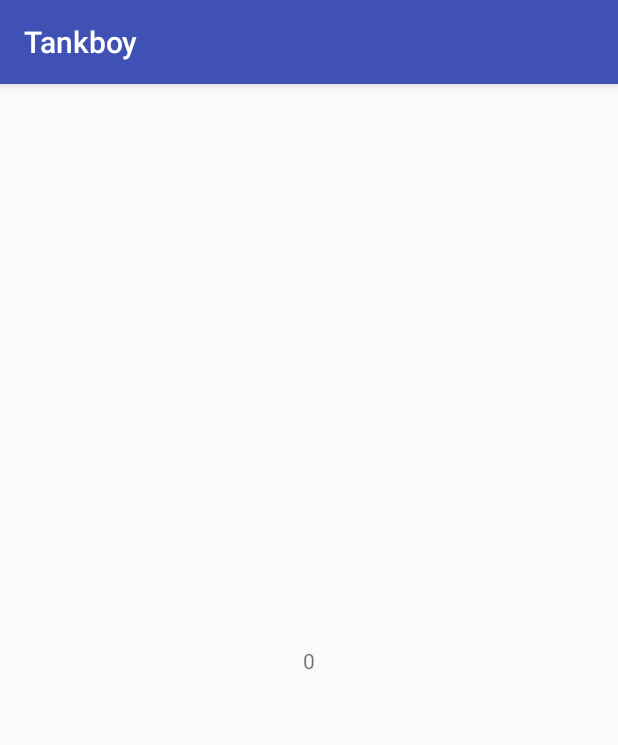
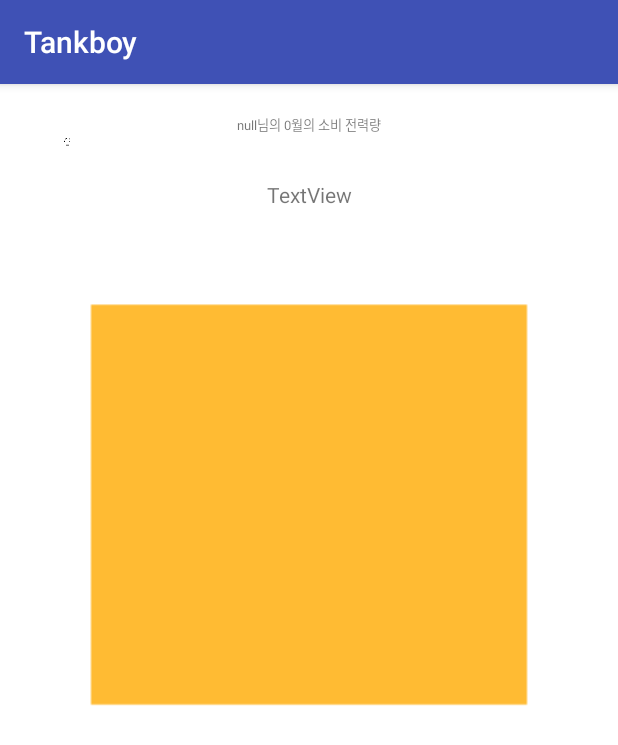
Before and after one commit to itlockit2/Tankboy, an Android app: the MainActivity screen opened directly, with no data from a screen before it, on a phone screen of 412 x 824 dp. Shown: the top 745 px of the screen. Run offline under Robolectric (Android 15) with nearby library versions, the phone set to English and light mode, and no system bars; our stand-ins replace Firebase (no records; nobody signed in at launch, a user with empty details on screens opened directly).

Commit message:
지금까지 한거

```diff
--- a/app/src/main/java/com/example/yun/tankboy/Login.java
+++ b/app/src/main/java/com/example/yun/tankboy/Login.java
@@ -23,8 +23,8 @@ import com.google.firebase.database.FirebaseDatabase;
 
 public class Login extends AppCompatActivity {
 
-    private String clientNumber;
-    private String userName;
+    public static String clientNumber;
+    public static String userName;
 
     private FirebaseAuth mAuth;
     private static FirebaseDatabase mFirebaseDatabase;
--- a/app/src/main/java/com/example/yun/tankboy/MainActivity.java
+++ b/app/src/main/java/com/example/yun/tankboy/MainActivity.java
@@ -1,7 +1,9 @@
 package com.example.yun.tankboy;
 
 import android.os.Bundle;
+import android.support.constraint.ConstraintLayout;
 import android.support.v7.app.AppCompatActivity;
+import android.widget.ImageView;
 import android.widget.TextView;
 
 import com.google.firebase.auth.FirebaseAuth;
@@ -12,14 +14,28 @@ import java.util.Iterator;
 
 public class MainActivity extends AppCompatActivity {
 
+    // 현재 월
+    public static int currentMonth = 0;
     @Override
     protected void onCreate(Bundle savedInstanceState) {
         super.onCreate(savedInstanceState);
         setContentView(R.layout.activity_main);
 
-        TextView t = (TextView) findViewById(R.id.tt);
-        String dfdf = "" + TargetForFee.targetForFee;
-        t.setText(dfdf);
+        // "고객명님의 몇 월 정보입니다" TextView
+        TextView currentConsumeExplainTextView = (TextView)findViewById(R.id.CurrentConsumeExplainTextView);
+        currentConsumeExplainTextView.setText(Login.userName + "님의 " + currentMonth + "월의 소비 전력량");
+        currentConsumeExplainTextView.setTextSize(Intro.width_pixel / 70);
+
+
+        // 전구 색 칠하기
+        ImageView mainLightColorImageView = (ImageView) findViewById(R.id.MainLightColorImageView);
+        mainLightColorImageView.getLayoutParams().width = (int) (Intro.width_pixel);
+        mainLightColorImageView.getLayoutParams().height = (int)(Intro.height_pixel * 0.6);
+        mainLightColorImageView.requestLayout();
+
+        // 현재 사용량 표시 TextVeiw
+        TextView currentConsumeTextView = (TextView) findViewById(R.id.CurrentConsumeTextView);
+        currentConsumeExplainTextView.setTextSize(Intro.width_pixel / 70);
 
     }
 
--- a/app/src/main/res/layout/activity_main.xml
+++ b/app/src/main/res/layout/activity_main.xml
@@ -4,15 +4,53 @@
     xmlns:tools="http://schemas.android.com/tools"
     android:layout_width="match_parent"
     android:layout_height="match_parent"
-    tools:context=".MainActivity">
+    android:background="#ffffff"
+    tools:context=".MainActivity"
+    tools:layout_editor_absoluteY="81dp">
 
     <TextView
-        android:id="@+id/tt"
-        android:layout_width="wrap_content"
+        android:id="@+id/CurrentConsumeExplainTextView"
+        android:layout_width="0dp"
         android:layout_height="wrap_content"
-        android:text="TextView"
-        app:layout_constraintBottom_toBottomOf="parent"
+        android:layout_marginTop="20dp"
+        android:text="text"
+        android:textAlignment="center"
         app:layout_constraintEnd_toEndOf="parent"
         app:layout_constraintStart_toStartOf="parent"
         app:layout_constraintTop_toTopOf="parent" />
+
+    <ImageView
+        android:id="@+id/MainLightColorImageView"
+        android:layout_width="10dp"
+        android:layout_height="10dp"
+        android:scaleType="fitCenter"
+        app:layout_constraintEnd_toEndOf="parent"
+        app:layout_constraintHorizontal_bias="0.0"
+        app:layout_constraintStart_toStartOf="parent"
+        app:layout_constraintTop_toBottomOf="@+id/CurrentConsumeExplainTextView"
+        app:srcCompat="@drawable/mainlightcolor" />
+
+    <ImageView
+        android:id="@+id/MainLightImageView"
+        android:layout_width="10dp"
+        android:layout_height="10dp"
+        android:scaleType="fitCenter"
+        app:layout_constraintEnd_toEndOf="parent"
+        app:layout_constraintHorizontal_bias="0.1"
+        app:layout_constraintStart_toStartOf="parent"
+        app:layout_constraintTop_toBottomOf="@+id/CurrentConsumeExplainTextView"
+        app:srcCompat="@drawable/mainlight" />
+
+    <TextView
+        android:id="@+id/CurrentConsumeTextView"
+        android:layout_width="0dp"
+        android:layout_height="18dp"
+        android:layout_marginTop="20dp"
+        android:text="TextView"
+        android:textAlignment="center"
+        app:layout_constraintEnd_toEndOf="parent"
+        app:layout_constraintHorizontal_bias="1.0"
+        app:layout_constraintStart_toStartOf="parent"
+        app:layout_constraintTop_toBottomOf="@+id/MainLightImageView" />
+
 </android.support.constraint.ConstraintLayout>
```
Also changed, not shown: app/src/main/res/drawable/mainlight.png (added), app/src/main/res/drawable/mainlightcolor.png (added).
